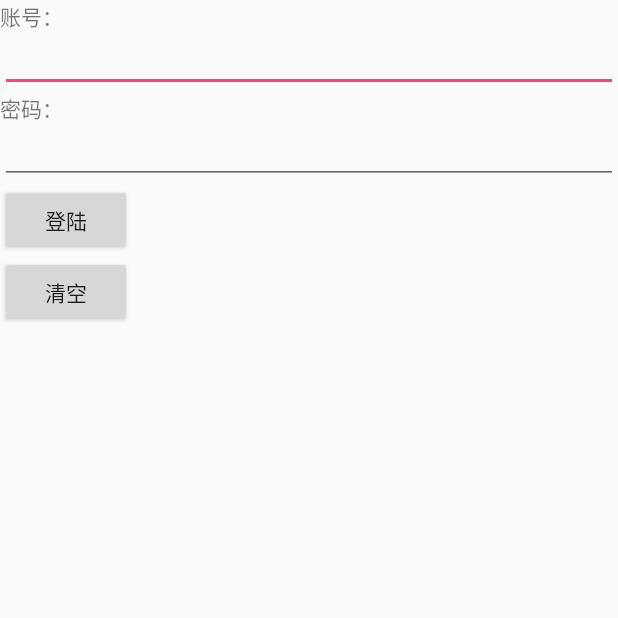
After one commit to GitHubAFeng/AFengAndroid, an Android app: the UserLoginActivity screen opened directly, with no data from a screen before it, on a phone screen of 412 x 824 dp, the top half of it. The commit adds this screen. Run offline under Robolectric (Android 15) with nearby library versions, the phone set to English and light mode, and no system bars; our stand-ins replace ButterKnife, RxJava; libraries missing offline, so code that uses them is left out: com.lzy.okgo, com.orhanobut.logger.

Commit message:
加入MVP理念

```diff
--- a/app/src/main/AndroidManifest.xml
+++ b/app/src/main/AndroidManifest.xml
@@ -29,6 +29,10 @@
             android:screenOrientation="portrait"/>
 
         <activity
+            android:name=".ui.demo.activity.UserLoginActivity"
+            android:screenOrientation="portrait"/>
+
+        <activity
             android:name=".ui.demo.MainActivity"
             android:screenOrientation="portrait"/>
 
--- /dev/null
+++ b/app/src/main/java/com/youth/xf/ui/demo/activity/UserLoginActivity.java
@@ -0,0 +1,113 @@
+package com.youth.xf.ui.demo.activity;
+
+import android.os.Bundle;
+import android.view.View;
+import android.widget.Button;
+import android.widget.EditText;
+
+import com.youth.xf.R;
+import com.youth.xf.base.AFengActivity;
+import com.youth.xf.ui.demo.mvp.model.User;
+import com.youth.xf.ui.demo.mvp.presenter.UserLoginPresenter;
+import com.youth.xf.ui.demo.mvp.view.IUserLoginView;
+import com.youth.xf.utils.ToastUtil;
+
+import butterknife.BindView;
+import butterknife.ButterKnife;
+import butterknife.OnClick;
+
+/**
+ * Created by AFeng on 2017/3/26.
+ */
+
+public class UserLoginActivity extends AFengActivity implements IUserLoginView {
+    private UserLoginPresenter mUserLoginPresenter = new UserLoginPresenter(this);
+
+    @BindView(R.id.id_et_username)
+    EditText mIdEtUsername;
+    @BindView(R.id.id_et_password)
+    EditText mIdEtPassword;
+    @BindView(R.id.id_btn_login)
+    Button mIdBtnLogin;
+    @BindView(R.id.id_btn_clear)
+    Button mIdBtnClear;
+
+    @Override
+    protected int getLayoutId() {
+        return R.layout.activity_user_login;
+    }
+
+    @Override
+    protected void initView(Bundle savedInstanceState) {
+
+    }
+
+    @Override
+    protected void setListener() {
+
+    }
+
+    @Override
+    protected void processLogic(Bundle savedInstanceState) {
+
+    }
+
+    @Override
+    public String getUserName() {
+        return mIdEtUsername.getText().toString();
+    }
+
+    @Override
+    public String getPassword() {
+        return mIdEtPassword.getText().toString();
+    }
+
+    @Override
+    public void clearUserName() {
+        mIdEtUsername.setText("");
+    }
+
+    @Override
+    public void clearPassword() {
+        mIdEtPassword.setText("");
+    }
+
+    @Override
+    public void showLoading() {
+        //显示进度条
+    }
+
+    @Override
+    public void hideLoading() {
+        //隐藏进度条
+    }
+
+    @Override
+    public void toMainActivity(User user) {
+        ToastUtil.showToast("登陆成功，进入主页面！");
+    }
+
+    @Override
+    public void showFailedError() {
+        ToastUtil.showToast("登陆失败！");
+    }
+
+    @Override
+    protected void onCreate(Bundle savedInstanceState) {
+        super.onCreate(savedInstanceState);
+        // TODO: add setContentView(...) invocation
+        ButterKnife.bind(this);
+    }
+
+    @OnClick({R.id.id_btn_login, R.id.id_btn_clear})
+    public void onViewClicked(View view) {
+        switch (view.getId()) {
+            case R.id.id_btn_login:
+                mUserLoginPresenter.login();
+                break;
+            case R.id.id_btn_clear:
+                mUserLoginPresenter.clear();
+                break;
+        }
+    }
+}
--- a/app/src/main/java/com/youth/xf/ui/demo/activity/WelcomeActivity.java
+++ b/app/src/main/java/com/youth/xf/ui/demo/activity/WelcomeActivity.java
@@ -138,12 +138,13 @@ public class WelcomeActivity extends AFengActivity {
             toSplashActivity();
             SPDataUtils.putBoolean(WELCOME_KEY, false);
         } else {
-            toMainActivity();
+//            toMainActivity();
+            startActivity(new Intent(this, UserLoginActivity.class));
+
         }
 //        toSplashActivity();
         finish();
     }
-
 
     private void toMainActivity() {
         if (isInMain) {
--- /dev/null
+++ b/app/src/main/java/com/youth/xf/ui/demo/mvp/biz/userbiz/IUserBiz.java
@@ -0,0 +1,9 @@
+package com.youth.xf.ui.demo.mvp.biz.userbiz;
+
+/**
+ * Created by AFeng on 2017/3/26.
+ */
+
+public interface IUserBiz {
+    public void login(String username, String password, OnLoginListener loginListener);
+}
--- /dev/null
+++ b/app/src/main/java/com/youth/xf/ui/demo/mvp/biz/userbiz/OnLoginListener.java
@@ -0,0 +1,14 @@
+package com.youth.xf.ui.demo.mvp.biz.userbiz;
+
+import com.youth.xf.ui.demo.mvp.model.User;
+
+/**
+ * Created by AFeng on 2017/3/26.
+ */
+
+public interface OnLoginListener {
+    void loginSuccess(User user);
+
+    void loginFailed();
+
+}
--- /dev/null
+++ b/app/src/main/java/com/youth/xf/ui/demo/mvp/presenter/UserLoginPresenter.java
@@ -0,0 +1,76 @@
+package com.youth.xf.ui.demo.mvp.presenter;
+
+import android.os.Handler;
+
+import com.youth.xf.ui.demo.mvp.biz.userbiz.IUserBiz;
+import com.youth.xf.ui.demo.mvp.biz.userbiz.OnLoginListener;
+import com.youth.xf.ui.demo.mvp.biz.userbiz.UserBiz;
+import com.youth.xf.ui.demo.mvp.model.User;
+import com.youth.xf.ui.demo.mvp.view.IUserLoginView;
+
+
+
+/**
+ * Created by AFeng on 2017/3/26.
+ */
+
+public class UserLoginPresenter {
+
+    private IUserBiz userBiz;
+    private IUserLoginView userLoginView;
+    private Handler mHandler = new Handler();
+
+    public UserLoginPresenter(IUserLoginView userLoginView)
+    {
+        this.userLoginView = userLoginView;
+        this.userBiz = new UserBiz();
+    }
+
+    public void login()
+    {
+        userLoginView.showLoading();
+        userBiz.login(userLoginView.getUserName(), userLoginView.getPassword(), new OnLoginListener()
+        {
+            @Override
+            public void loginSuccess(final User user)
+            {
+                //需要在UI线程执行
+                mHandler.post(new Runnable()
+                {
+                    @Override
+                    public void run()
+                    {
+                        userLoginView.toMainActivity(user);
+                        userLoginView.hideLoading();
+                    }
+                });
+
+            }
+
+            @Override
+            public void loginFailed()
+            {
+                //需要在UI线程执行
+                mHandler.post(new Runnable()
+                {
+                    @Override
+                    public void run()
+                    {
+                        userLoginView.showFailedError();
+                        userLoginView.hideLoading();
+                    }
+                });
+
+            }
+        });
+    }
+
+    public void clear()
+    {
+        userLoginView.clearUserName();
+        userLoginView.clearPassword();
+    }
+
+
+
+}
--- /dev/null
+++ b/app/src/main/java/com/youth/xf/ui/demo/mvp/view/IUserLoginView.java
@@ -0,0 +1,26 @@
+package com.youth.xf.ui.demo.mvp.view;
+
+import com.youth.xf.ui.demo.mvp.model.User;
+
+/**
+ * Created by AFeng on 2017/3/26.
+ */
+
+public interface IUserLoginView {
+
+    String getUserName();
+
+    String getPassword();
+
+    void clearUserName();
+
+    void clearPassword();
+
+    void showLoading();
+
+    void hideLoading();
+
+    void toMainActivity(User user);
+
+    void showFailedError();
+}
--- /dev/null
+++ b/app/src/main/res/layout/activity_user_login.xml
@@ -0,0 +1,34 @@
+<?xml version="1.0" encoding="utf-8"?>
+<LinearLayout xmlns:android="http://schemas.android.com/apk/res/android"
+              android:orientation="vertical"
+              android:layout_width="match_parent"
+              android:layout_height="match_parent">
+    <TextView
+        android:text="账号："
+        android:layout_width="wrap_content"
+        android:layout_height="wrap_content"/>
+    <EditText
+        android:id="@+id/id_et_username"
+        android:layout_width="match_parent"
+        android:layout_height="60px"/>
+
+    <TextView
+        android:text="密码："
+        android:layout_width="wrap_content"
+        android:layout_height="wrap_content"/>
+    <EditText
+        android:id="@+id/id_et_password"
+        android:layout_width="match_parent"
+        android:layout_height="60px"/>
+    <Button
+        android:id="@+id/id_btn_login"
+        android:text="登陆"
+        android:layout_width="wrap_content"
+        android:layout_height="wrap_content"/>
+    <Button
+        android:id="@+id/id_btn_clear"
+        android:text="清空"
+        android:layout_width="wrap_content"
+        android:layout_height="wrap_content"/>
+
+</LinearLayout>
```
Also changed, not shown: app/src/main/java/com/youth/xf/ui/demo/mvp/biz/userbiz/UserBiz.java (added, +40 -0 lines), app/src/main/java/com/youth/xf/ui/demo/mvp/model/User.java (added, +32 -0 lines).
